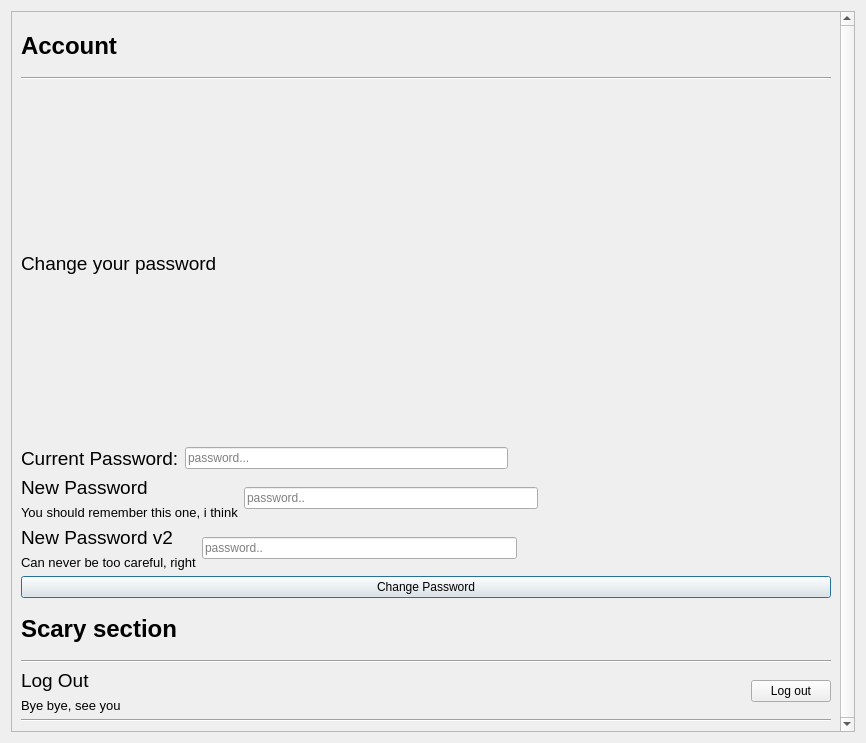
First picture: the form in dialogs/manageaccountdialog.ui, repository commmrade/PasswordManager, before the edit.
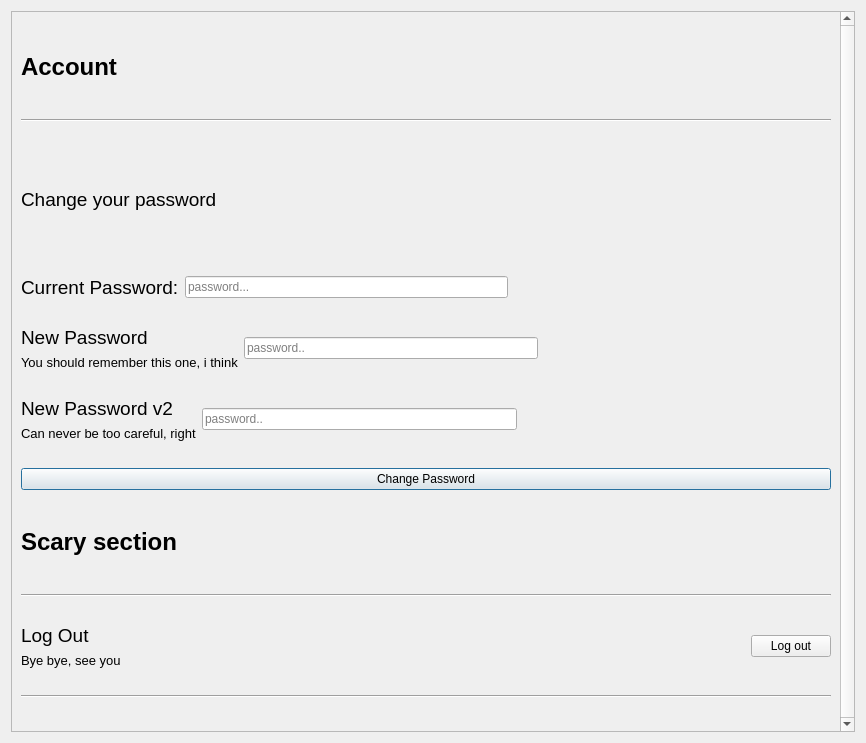
Second picture: the form after the edit.

Patch:
```diff
--- a/dialogs/manageaccountdialog.ui
+++ b/dialogs/manageaccountdialog.ui
@@ -49,6 +49,12 @@
         <height>723</height>
        </rect>
       </property>
+      <property name="sizePolicy">
+       <sizepolicy hsizetype="Preferred" vsizetype="Preferred">
+        <horstretch>0</horstretch>
+        <verstretch>0</verstretch>
+       </sizepolicy>
+      </property>
       <layout class="QVBoxLayout" name="verticalLayout_10">
        <item>
         <widget class="QLabel" name="label">
@@ -88,6 +94,18 @@
           <layout class="QVBoxLayout" name="verticalLayout">
            <item>
             <widget class="QLabel" name="changePasswordTitle">
+             <property name="sizePolicy">
+              <sizepolicy hsizetype="Preferred" vsizetype="Minimum">
+               <horstretch>0</horstretch>
+               <verstretch>0</verstretch>
+              </sizepolicy>
+             </property>
+             <property name="maximumSize">
+              <size>
+               <width>16777215</width>
+               <height>100</height>
+              </size>
+             </property>
              <property name="font">
               <font>
                <pointsize>14</pointsize>
@@ -122,6 +140,9 @@
          </item>
          <item>
           <widget class="QLineEdit" name="curPassEdit">
+           <property name="echoMode">
+            <enum>QLineEdit::EchoMode::Password</enum>
+           </property>
            <property name="placeholderText">
             <string>password...</string>
            </property>
@@ -174,6 +195,9 @@
          </item>
          <item>
           <widget class="QLineEdit" name="newPassEdit">
+           <property name="echoMode">
+            <enum>QLineEdit::EchoMode::Password</enum>
+           </property>
            <property name="placeholderText">
             <string>password..</string>
            </property>
@@ -226,6 +250,9 @@
          </item>
          <item>
           <widget class="QLineEdit" name="newPassEdit2">
+           <property name="echoMode">
+            <enum>QLineEdit::EchoMode::Password</enum>
+           </property>
            <property name="placeholderText">
             <string>password..</string>
            </property>
```
